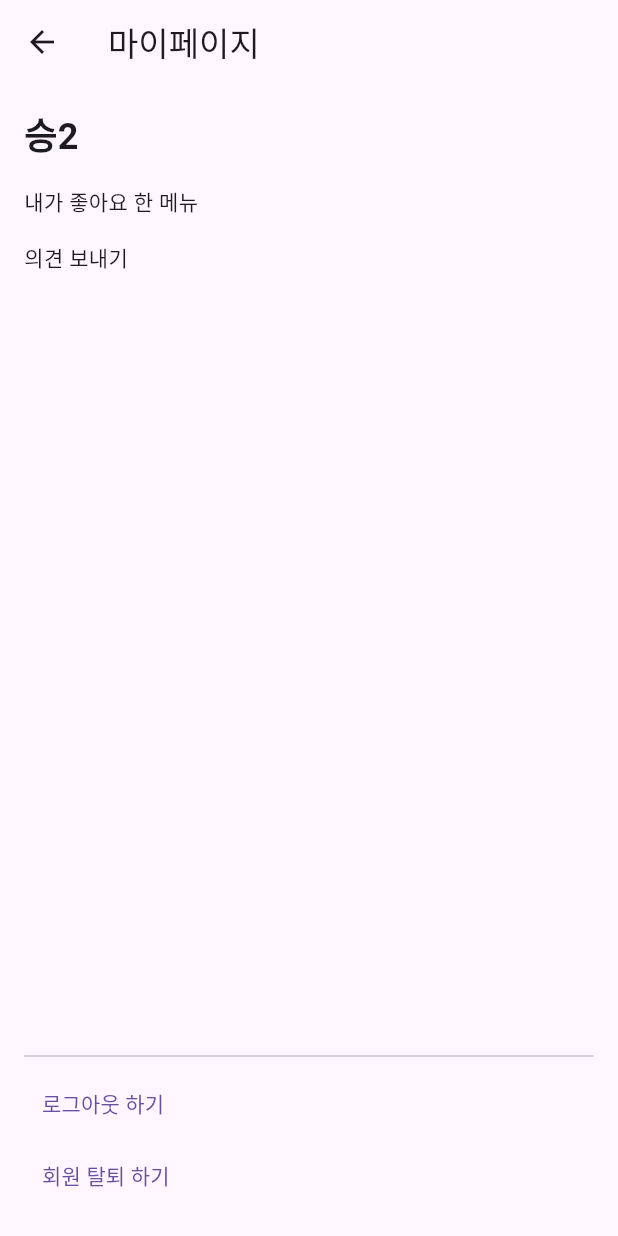
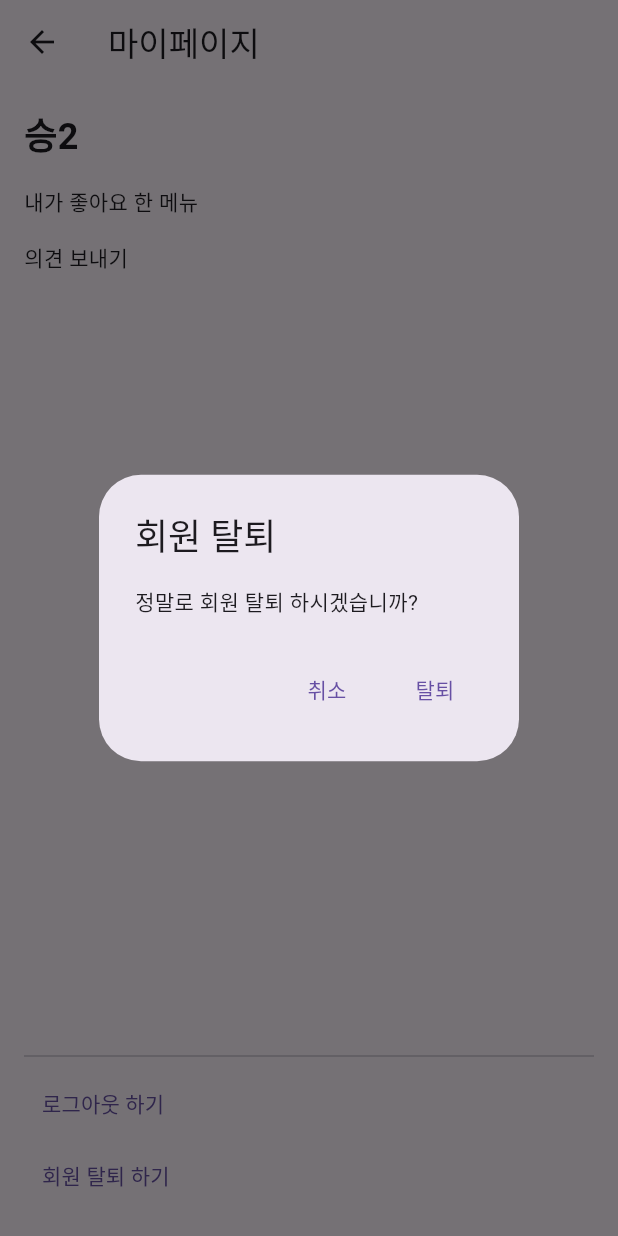
Before and after one commit to ReusCap/jeonmattaeng, a Flutter app: the MyPage screen opened directly, after a tap on "회원 탈퇴 하기", on a phone screen of 412 x 824 dp. Run offline on Flutter 3.47's test engine with Material 3 defaults, Android fonts, the phone set to English and light mode, and no system bars; our stand-ins replace dio, flutter_dotenv, flutter_secure_storage; missing offline and left inert: kakao_flutter_sdk_user; accounts and stored records are empty.

```diff
--- a/lib/config/api_config.dart
+++ b/lib/config/api_config.dart
@@ -1,24 +1,25 @@
-// .env 파일에서 환경 변수(BASE_URL 등)를 불러오기 위해 필요
 import 'package:flutter_dotenv/flutter_dotenv.dart';
 
-/// API 주소를 관리하는 전역 설정 클래스
 class ApiConfig {
-  // .env 파일에서 BASE_URL 값을 가져옴 (예: http://localhost:3000)
-  // 반드시 dotenv.load()를 먼저 실행해야 정상 동작함
   static final _base = dotenv.env['BASE_URL']!;
-
-  /// 전체 API의 base URL
   static String get baseUrl => _base;
 
-  /// 식당 리스트 조회 API (GET /restaurants)
-  static String get restaurants => '$_base/restaurants';
+  // ✅ Auth
+  static String get kakaoLogin => '$_base/auth/kakao';
+  static String get verify => '$_base/auth/verify';
 
-  /// 특정 식당의 메뉴 조회 API (GET /restaurants/:id/menus)
-  static String menus(int id) => '$_base/restaurants/$id/menus';
+  // ✅ Menu
+  static String menu(int id) => '$_base/menu/$id';
+  static String likeMenu(int id) => '$_base/menu/$id/like';
+  static String unlikeMenu(int id) => '$_base/menu/$id/unlike';
 
-  /// 특정 메뉴의 댓글 조회 API (GET /menus/:menuId/comments)
+  // ✅ User
+  static String get updateNickname => '$_base/user/nickname';
+
+  // ✅ Store
+  static String get restaurants => '$_base/stores';
+  static String menus(int storeId) => '$_base/stores/$storeId/menus';
+
+  // ⚠️ Comment (임시 유지)
   static String comments(int menuId) => '$_base/menus/$menuId/comments';
-
-  /// 카카오 로그인 API 엔드포인트 (POST /oauth/callback)
-  static String get kakaoLogin => '$_base/oauth/callback';
 }
--- /dev/null
+++ b/lib/constants/routes.dart
@@ -0,0 +1,6 @@
+/// 앱 내 라우트 경로를 상수로 정의
+class AppRoutes {
+  static const String login = '/login';
+  static const String main = '/main';
+// 이후 추가 가능: static const String detail = '/detail';
+}
--- a/lib/pages/login_page.dart
+++ b/lib/pages/login_page.dart
@@ -1,3 +1,4 @@
+// lib/pages/login_pages.dart
 import 'package:flutter/material.dart';
 // 로그인 로직을 담은 AuthService 사용
 import 'package:jeonmattaeng/services/auth_service.dart';
--- a/lib/pages/mypage.dart
+++ b/lib/pages/mypage.dart
@@ -1,4 +1,6 @@
 import 'package:flutter/material.dart';
+import 'package:jeonmattaeng/utils/secure_storage.dart';
+import 'package:jeonmattaeng/services/auth_service.dart';
 
 class MyPage extends StatelessWidget {
   const MyPage({super.key});
@@ -20,14 +22,52 @@ class MyPage extends StatelessWidget {
             const Spacer(),
             const Divider(),
             TextButton(
-              onPressed: () {
-                // TODO: 로그아웃 처리
+              onPressed: () async {
+                final confirm = await showDialog<bool>(
+                  context: context,
+                  builder: (ctx) => AlertDialog(
+                    title: const Text('로그아웃'),
+                    content: const Text('정말로 로그아웃 하시겠습니까?'),
+                    actions: [
+                      TextButton(onPressed: () => Navigator.pop(ctx, false), child: const Text('취소')),
+                      TextButton(onPressed: () => Navigator.pop(ctx, true), child: const Text('로그아웃')),
+                    ],
+                  ),
+                );
+
+                if (confirm == true) {
+                  await SecureStorage.deleteToken();
+                  Navigator.pushNamedAndRemoveUntil(context, '/login', (route) => false);
+                }
               },
               child: const Text('로그아웃 하기'),
             ),
+
             TextButton(
-              onPressed: () {
-                // TODO: 회원 탈퇴 처리
+              onPressed: () async {
+                final confirm = await showDialog<bool>(
+                  context: context,
+                  builder: (ctx) => AlertDialog(
+                    title: const Text('회원 탈퇴'),
+                    content: const Text('정말로 회원 탈퇴 하시겠습니까?'),
+                    actions: [
+                      TextButton(onPressed: () => Navigator.pop(ctx, false), child: const Text('취소')),
+                      TextButton(onPressed: () => Navigator.pop(ctx, true), child: const Text('탈퇴')),
+                    ],
+                  ),
+                );
+
+                if (confirm == true) {
+                  final success = await AuthService.deleteAccount();
+                  if (success) {
+                    await SecureStorage.deleteToken();
+                    Navigator.pushNamedAndRemoveUntil(context, '/login', (route) => false);
+                  } else {
+                    ScaffoldMessenger.of(context).showSnackBar(
+                      const SnackBar(content: Text('회원 탈퇴에 실패했습니다.')),
+                    );
+                  }
+                }
               },
               child: const Text('회원 탈퇴 하기'),
             ),
--- a/lib/theme/app_theme.dart
+++ b/lib/theme/app_theme.dart
@@ -1,24 +1,23 @@
-// 임시로 다 작성해둔것.
 import 'package:flutter/material.dart';
+import 'app_colors.dart';
+import 'app_text_styles.dart';
 
 class AppTheme {
-  static ThemeData get lightTheme => ThemeData(
-    useMaterial3: true, // 최신 머티리얼 디자인 사용
-    colorScheme: ColorScheme.fromSeed(seedColor: Colors.deepPurple),
-    scaffoldBackgroundColor: Colors.white,
-    fontFamily: 'Pretendard', // pubspec.yaml에 폰트 등록 시
-    textTheme: const TextTheme(
-      headlineLarge: TextStyle(fontSize: 24, fontWeight: FontWeight.bold),
-      titleMedium: TextStyle(fontSize: 18, fontWeight: FontWeight.w600),
-      bodyMedium: TextStyle(fontSize: 16),
-    ),
-  );
+  static ThemeData get lightTheme {
+    return ThemeData(
+      primaryColor: AppColors.primary,
+      scaffoldBackgroundColor: AppColors.background,
+      textTheme: const TextTheme(
+        displayLarge: AppTextStyles.headline1, // 기존 headline1
+        bodyLarge: AppTextStyles.body1,        // 기존 bodyText1
+        bodySmall: AppTextStyles.caption,      // 기존 caption
+      ),
+      appBarTheme: const AppBarTheme(
+        backgroundColor: AppColors.primary,
+        foregroundColor: Colors.white,
+        elevation: 0,
+      ),
+      // 필요 시 버튼 테마, 아이콘 테마 등 추가
+    );
+  }
 }
-
-// 적용 예시
-// Text('제목입니다', style: Theme.of(context).textTheme.headlineLarge),
-/*
-Container(
-  color: Theme.of(context).colorScheme.primary,
-)
- */
```
Also changed, not shown: lib/main.dart (+10 -10 lines), lib/models/menu_model.dart (+19 -9 lines), lib/models/user_model.dart (+29 -1 lines), lib/pages/menu_page.dart (+142 -34 lines), lib/services/auth_service.dart (+32 -12 lines), lib/services/menu_service.dart (+23 -3 lines), lib/theme/app_colors.dart (added, +9 -0 lines), lib/theme/app_text_styles.dart (added, +20 -0 lines), lib/theme/app_spacing.dart (added), 1 other file.
